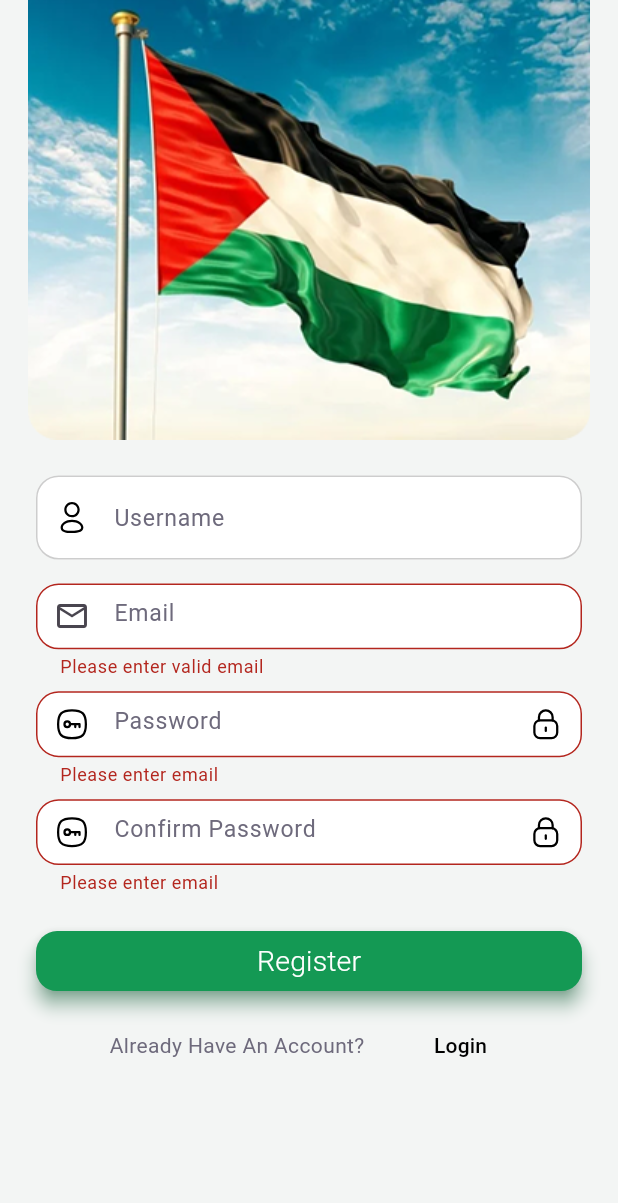
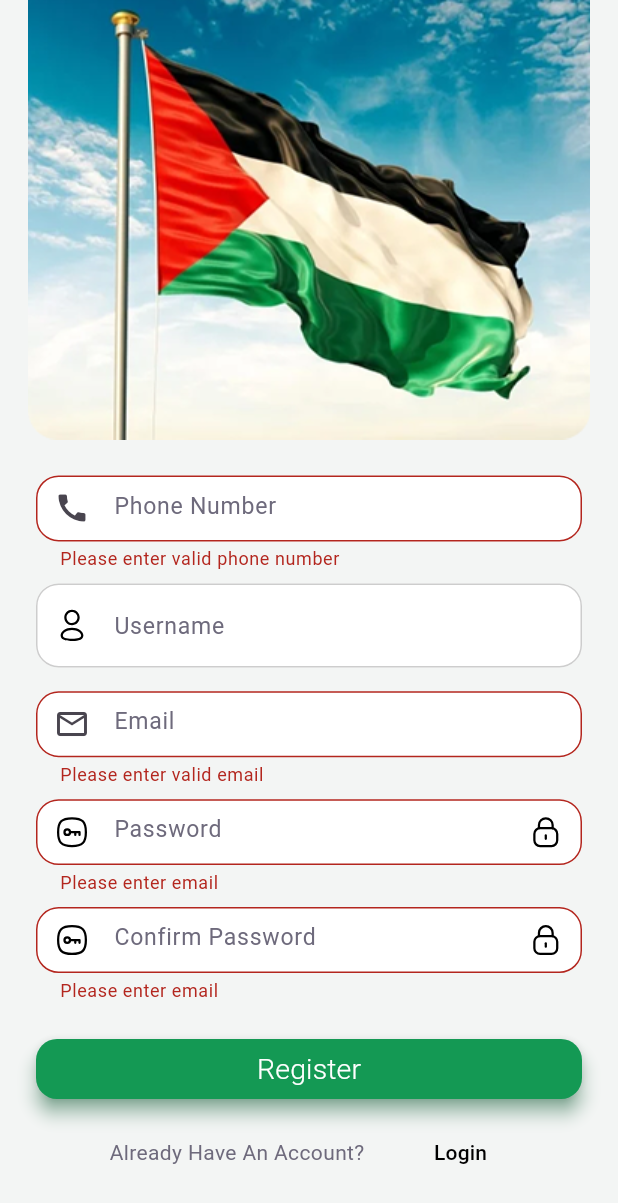
Before and after one commit to ahmedsalem2002m/mobile_NTI_training_tasks, a Flutter app: the RegisterView screen opened directly, after a tap on "Register", on a phone screen of 412 x 824 dp. Shown: the top 1203 px of the screen. Run offline on Flutter 3.47's test engine with Material 3 defaults, Android fonts, the phone set to English and light mode, and no system bars; our stand-ins replace cloud_firestore, dartz, dio, firebase_auth, firebase_core, flutter_bloc and 4 more; accounts and stored records are empty.

Commit message:
change to API register

```diff
--- /dev/null
+++ b/weak_4/nti_todo_app/lib/core/helper/app_pop_up.dart
@@ -0,0 +1,8 @@
+import 'package:flutter/material.dart';
+
+abstract class AppPopUp
+{
+  static showSnackBar(String message, BuildContext context) =>
+      ScaffoldMessenger.of(context).showSnackBar(
+          SnackBar(content: Text(message)));
+}
--- a/weak_4/nti_todo_app/lib/core/helper/app_validator.dart
+++ b/weak_4/nti_todo_app/lib/core/helper/app_validator.dart
@@ -32,4 +32,21 @@ abstract class AppValidator{
     }
     return null;
   }
+
+  static String? phoneValidator(String? value) {
+    var regex = RegExp(r'^[+]*[(]{0,1}[0-9]{1,4}[)]{0,1}[-\s\./0-9]*$');
+    if(!regex.hasMatch(value??""))
+    {
+      return 'Please enter valid phone number';
+    }
+    return null;
+  }
+
+  static String? requiredValidator(String? value) {
+    if(value == null || value.isEmpty)
+    {
+      return 'Please enter value';
+    }
+    return null;
+  }
 }
--- a/weak_4/nti_todo_app/lib/features/register/cubit/register_cubit.dart
+++ b/weak_4/nti_todo_app/lib/features/register/cubit/register_cubit.dart
@@ -7,6 +7,9 @@ class RegisterCubit extends Cubit<RegisterState> {
   RegisterCubit() : super(InitialState());
 
   static RegisterCubit get(context) => BlocProvider.of(context);
+
+ // XFile? image;
+  TextEditingController phoneController = TextEditingController();
   TextEditingController passwordController = TextEditingController();
   TextEditingController confirmController = TextEditingController();
   TextEditingController usernameController = TextEditingController();
@@ -25,6 +28,25 @@ class RegisterCubit extends Cubit<RegisterState> {
     emit(ChangeVisibility());
   }
 
+  // onRegisterPressed()async
+  // {
+  //   if(!formKey.currentState!.validate())
+  //   {
+  //     return;
+  //   }
+  //   emit(LoadingRegister());
+  //   RegisterRepo repo = RegisterRepo();
+  //   var response = await repo.register(
+  //       name: usernameController.text,
+  //       email: emailController.text,
+  //       password: passwordController.text
+  //   );
+  //   response.fold(
+  //           (String error)=> emit(ErrorRegister(error: error)),
+  //           (userModel)=> emit(SuccessRegister(userModel: userModel))
+  //   );
+  // }
+
   onRegisterPressed()async
   {
     if(!formKey.currentState!.validate())
@@ -34,13 +56,15 @@ class RegisterCubit extends Cubit<RegisterState> {
     emit(LoadingRegister());
     RegisterRepo repo = RegisterRepo();
     var response = await repo.register(
+        phone: phoneController.text,
         name: usernameController.text,
         email: emailController.text,
-        password: passwordController.text
+        password: passwordController.text,
+        //image: image
     );
     response.fold(
             (String error)=> emit(ErrorRegister(error: error)),
-            (userModel)=> emit(SuccessRegister(userModel: userModel))
+            (userModel)=> emit(SuccessRegister())
     );
   }
 
--- a/weak_4/nti_todo_app/lib/features/register/cubit/register_state.dart
+++ b/weak_4/nti_todo_app/lib/features/register/cubit/register_state.dart
@@ -5,9 +5,7 @@ class InitialState extends RegisterState{}
 class ChangeVisibility extends RegisterState{}
 class LoadingRegister extends RegisterState{}
 class SuccessRegister extends RegisterState{
-  UserModel? userModel;
 
-  SuccessRegister({this.userModel});
 }
 class ErrorRegister extends RegisterState{
   String error;
--- a/weak_4/nti_todo_app/lib/features/register/view/register_view.dart
+++ b/weak_4/nti_todo_app/lib/features/register/view/register_view.dart
@@ -1,16 +1,16 @@
 import 'package:flutter/material.dart';
 import 'package:flutter_bloc/flutter_bloc.dart';
+import 'package:flutter_screenutil/flutter_screenutil.dart';
 import 'package:flutter_svg/flutter_svg.dart';
 import 'package:nti_todo_app/core/helper/app_navigator.dart';
 import 'package:nti_todo_app/core/helper/app_validator.dart';
 import 'package:nti_todo_app/core/utils/app_assets.dart';
 import 'package:nti_todo_app/core/widgets/default_form_field.dart';
-import 'package:nti_todo_app/features/home/view/home_view.dart';
 import 'package:nti_todo_app/features/register/cubit/register_cubit.dart';
 import 'package:nti_todo_app/features/register/cubit/register_state.dart';
 import 'package:nti_todo_app/features/register/view/widgets/defualt_text.dart';
-
 import '../../../../core/widgets/default_btn.dart';
+import '../../../core/helper/app_pop_up.dart';
 import '../../login/view/login_view.dart';
 
 class RegisterView extends StatelessWidget {
@@ -28,7 +28,8 @@ class RegisterView extends StatelessWidget {
                 return BlocConsumer<RegisterCubit, RegisterState>(
                   listener: (context, state) {
                     if (state is SuccessRegister) {
-                      AppNavigator.goTo(context, HomeView(),type: NavigatorType.pushAndRemoveUntil);
+                      AppPopUp.showSnackBar('Register Success', context);
+                      AppNavigator.goTo(context, LoginView(),type: NavigatorType.pushAndRemoveUntil);
                     } else if (state is ErrorRegister) {
                       ScaffoldMessenger.of(
                         context,
@@ -46,6 +47,26 @@ class RegisterView extends StatelessWidget {
                             child: Column(
                               spacing: 8,
                               children: [
+                                DefaultFormField(
+                                  validator: AppValidator.phoneValidator,
+                                  controller: RegisterCubit.get(context).phoneController,
+                                  prefixIcon: IconButton(
+                                      onPressed: null,
+                                      icon: Icon(Icons.call)
+                                  ),
+                                  hintText: 'Phone Number',
+                                ),
+                                // SizedBox(height: 10.h,),
+                                // DefaultFormField(
+                                //   validator: AppValidator.requiredValidator,
+                                //   controller: RegisterCubit.get(context).nameController,
+                                //   prefixIcon: IconButton(
+                                //       onPressed: null,
+                                //       icon: Icon(Icons.title)
+                                //   ),
+                                //   hintText: 'Name',
+                                // ),
+                                //SizedBox(height: 10.h,),
                                 DefaultFormField(
                                   controller: RegisterCubit.get(
                                     context,
--- a/weak_4/nti_todo_app/lib/main.dart
+++ b/weak_4/nti_todo_app/lib/main.dart
@@ -1,6 +1,7 @@
 import 'package:flutter/material.dart';
 import 'package:flutter_screenutil/flutter_screenutil.dart';
 import 'package:nti_todo_app/core/utils/app_colors.dart';
+import 'package:nti_todo_app/features/login/view/login_view.dart';
 import 'features/home/view/home_view.dart';
 import 'features/splash/view/view/splash_view.dart';
 import 'package:firebase_core/firebase_core.dart';
@@ -36,7 +37,7 @@ class MyApp extends StatelessWidget {
           scaffoldBackgroundColor: AppColors.background
         ),
         debugShowCheckedModeBanner: false,
-        home: FirebaseAuth.instance.currentUser == null ? const SplashView() : const HomeView()
+        home:LoginView() //FirebaseAuth.instance.currentUser == null ? const SplashView() : const HomeView()
       ),
     );
   }
--- a/weak_4/nti_todo_app/pubspec.yaml
+++ b/weak_4/nti_todo_app/pubspec.yaml
@@ -42,6 +42,7 @@ dependencies:
   firebase_auth: ^6.0.1
   cloud_firestore: ^6.0.0
   dartz: ^0.10.1
+  dio: ^5.9.0
 
 dev_dependencies:
   flutter_test:
```
Also changed, not shown: weak_4/nti_todo_app/lib/core/network/api_helper.dart (added, +49 -0 lines), weak_4/nti_todo_app/lib/core/network/api_response.dart (added, +93 -0 lines), weak_4/nti_todo_app/lib/core/network/end_point.dart (added, +11 -0 lines), weak_4/nti_todo_app/lib/features/register/data/repo/register_repo.dart (+74 -26 lines), weak_4/nti_todo_app/pubspec.lock.
